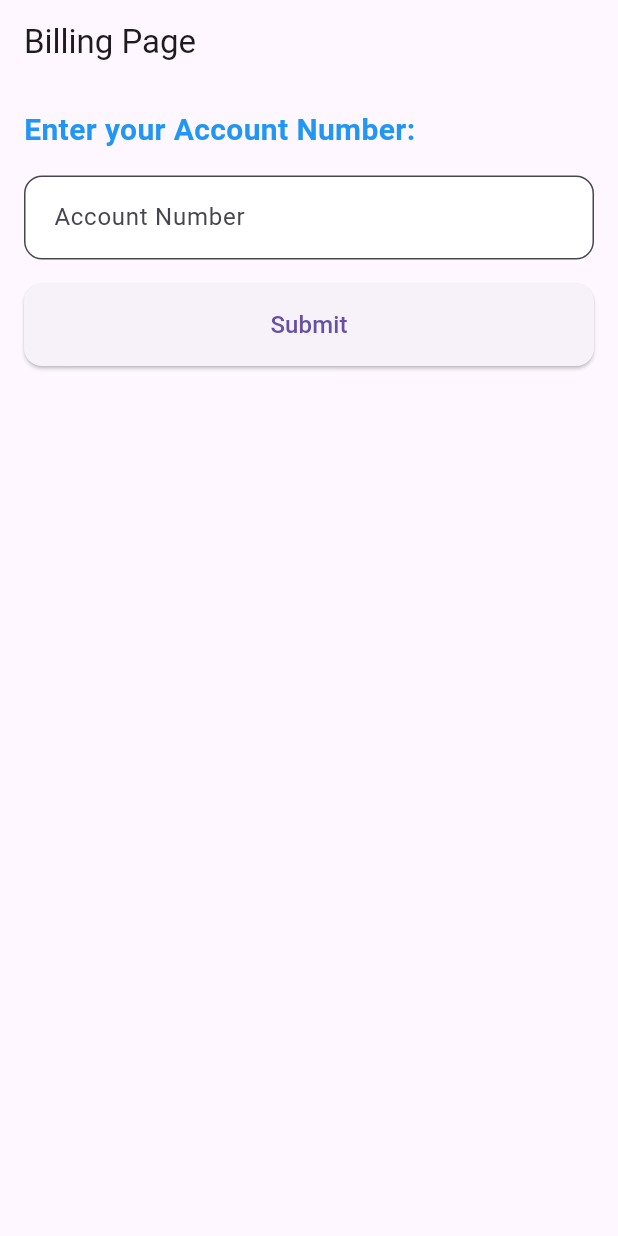
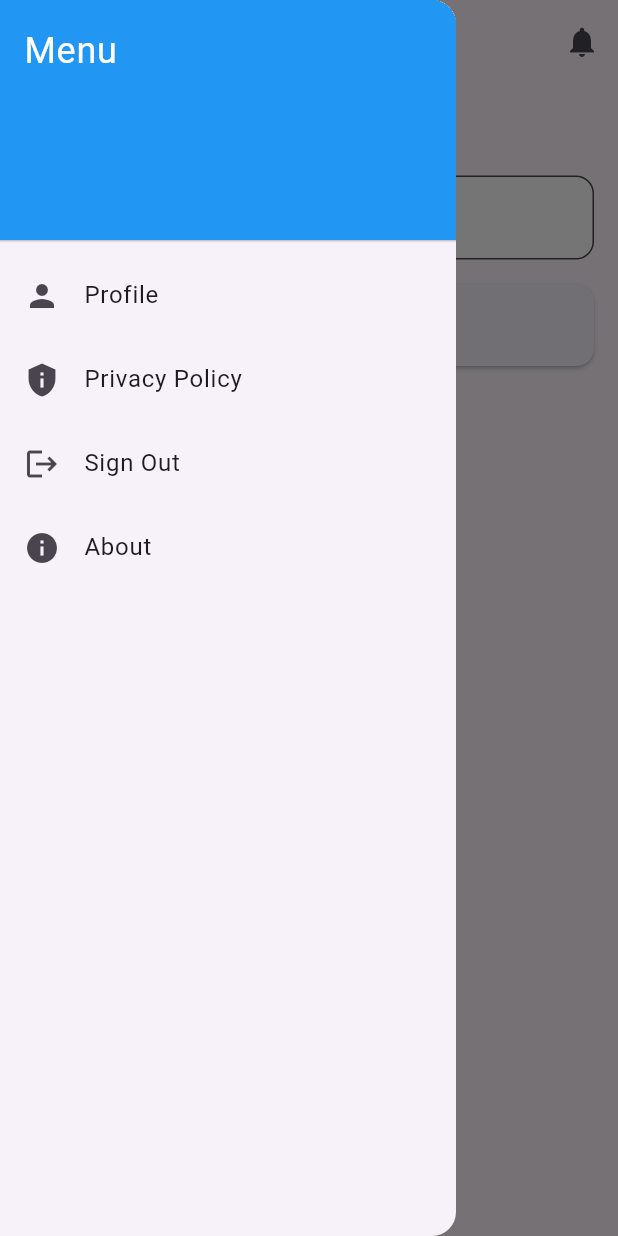
Before and after one commit to KillerMike17/watermonitor_flutter, a Flutter app: the BillingPage screen opened directly, with the side drawer open (before the commit the screen has no drawer), on a phone screen of 412 x 824 dp. Run offline on Flutter 3.47's test engine with Material 3 defaults, Android fonts, the phone set to English and light mode, and no system bars.

Commit message:
updated the app bar on all the pages

```diff
--- a/lib/pages/Bill/bill_page.dart
+++ b/lib/pages/Bill/bill_page.dart
@@ -1,4 +1,6 @@
 import 'package:flutter/material.dart';
+import 'package:login_ui/pages/notificaiton/notification_page.dart';
+import 'package:login_ui/widgets/custom_drawer.dart';
 import 'bill_payment.dart';
 
 void main() {
@@ -25,7 +27,8 @@ class BillingPage extends StatefulWidget {
 }
 
 class _BillingPageState extends State<BillingPage> {
-  final TextEditingController _accountNumberController = TextEditingController();
+  final TextEditingController _accountNumberController =
+      TextEditingController();
 
   void _submitAccountNumber() {
     final accountNumber = _accountNumberController.text;
@@ -53,8 +56,20 @@ class _BillingPageState extends State<BillingPage> {
   @override
   Widget build(BuildContext context) {
     return Scaffold(
+      drawer: CustomDrawer(),
       appBar: AppBar(
-        title: Text('Billing Page'),
+        title: const Text('Billing'),
+        actions: [
+          IconButton(
+            icon: const Icon(Icons.notifications),
+            onPressed: () {
+              Navigator.push(
+                context,
+                MaterialPageRoute(builder: (context) => NotificationPage()),
+              );
+            },
+          ),
+        ],
       ),
       body: Padding(
         padding: const EdgeInsets.all(16.0),
@@ -63,7 +78,10 @@ class _BillingPageState extends State<BillingPage> {
           children: [
             Text(
               'Enter your Account Number:',
-              style: TextStyle(fontSize: 20, fontWeight: FontWeight.bold, color: Colors.blue),
+              style: TextStyle(
+                  fontSize: 20,
+                  fontWeight: FontWeight.bold,
+                  color: Colors.blue),
             ),
             SizedBox(height: 16),
             TextField(
@@ -75,7 +93,8 @@ class _BillingPageState extends State<BillingPage> {
                 hintText: 'Account Number',
                 filled: true,
                 fillColor: Colors.white,
-                contentPadding: EdgeInsets.symmetric(vertical: 16.0, horizontal: 16.0),
+                contentPadding:
+                    EdgeInsets.symmetric(vertical: 16.0, horizontal: 16.0),
               ),
             ),
             SizedBox(height: 16),
--- /dev/null
+++ b/lib/widgets/custom_drawer.dart
@@ -0,0 +1,60 @@
+import 'package:flutter/material.dart';
+import 'package:login_ui/pages/profile/profile.dart';
+
+class CustomDrawer extends StatelessWidget {
+
+  @override
+  Widget build(BuildContext context) {
+    return Drawer(
+      child: ListView(
+        padding: EdgeInsets.zero,
+        children: [
+          const DrawerHeader(
+            decoration: BoxDecoration(
+              color: Colors.blue,
+            ),
+            child: Text(
+              'Menu',
+              style: TextStyle(color: Colors.white, fontSize: 24),
+            ),
+          ),
+          ListTile(
+            leading: const Icon(Icons.person),
+            title: const Text('Profile'),
+            onTap: () {
+              Navigator.pop(context);
+              Navigator.push(
+                context,
+                MaterialPageRoute(builder: (context) => ProfilePage()),
+              );
+            },
+          ),
+          ListTile(
+            leading: const Icon(Icons.privacy_tip),
+            title: const Text('Privacy Policy'),
+            onTap: () {
+              Navigator.pop(context);
+              // Navigate to privacy policy
+            },
+          ),
+          ListTile(
+            leading: const Icon(Icons.logout),
+            title: const Text('Sign Out'),
+            onTap: () {
+              Navigator.pop(context);
+              // Handle sign out
+            },
+          ),
+          ListTile(
+            leading: const Icon(Icons.info),
+            title: const Text('About'),
+            onTap: () {
+              Navigator.pop(context);
+              // Navigate to about page
+            },
+          ),
+        ],
+      ),
+    );
+  }
+}
```
Also changed, not shown: lib/main.dart (+5 -50 lines), lib/pages/SupportTicket/create_ticket_screen.dart (+26 -40 lines), lib/pages/SupportTicket/ticket_screen.dart (+21 -111 lines), lib/pages/home/home_page.dart (+15 -4 lines), lib/pages/profile/profile.dart (+15 -6 lines), lib/pages/hamburger/hamburger.dart (renamed from lib/pages/Hamburger_menu/hamburger.dart).
